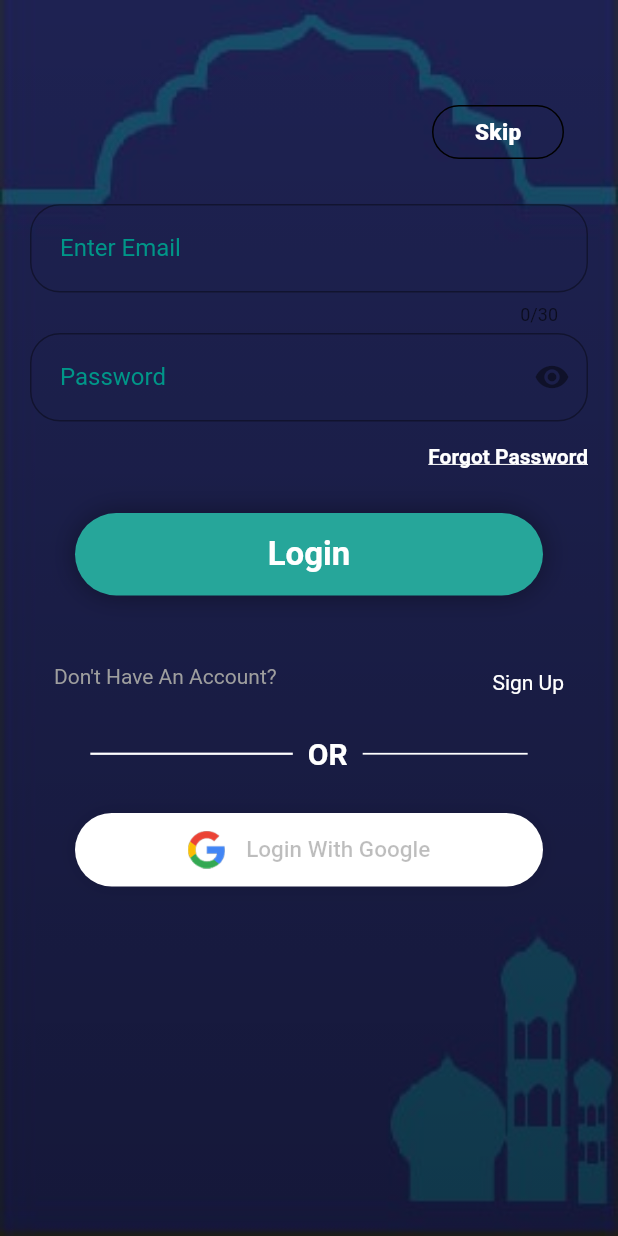
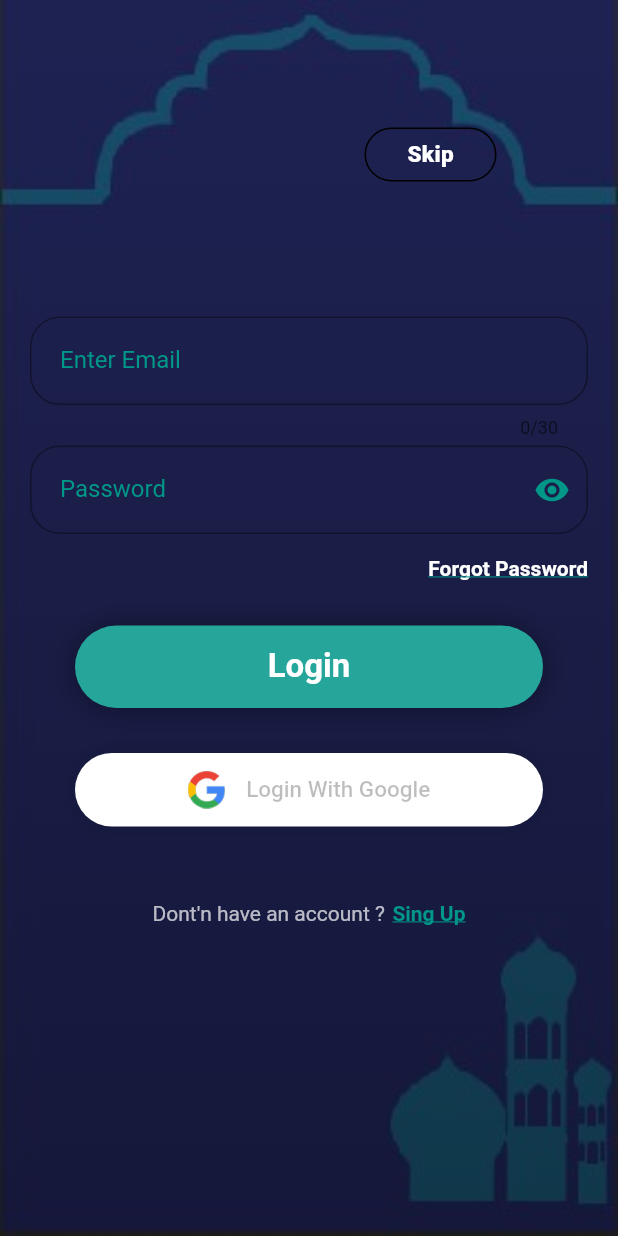
Before and after one commit to abdullahehab/quran-cognitive-search-engine, a Flutter app: the screen it shows after launch, on a phone screen of 412 x 824 dp. Run offline on Flutter 3.47's test engine with Material 2 defaults, Android fonts, the phone set to English and light mode, and no system bars; our stand-ins replace cached_network_image, cloud_firestore, firebase_auth, google_sign_in, shared_preferences, toast; accounts and stored records are empty; Roboto replaces fonts that are missing (Montserrat, Sans, UbuntuBold).

Commit message:
login page edit gehad

```diff
--- a/lib/UI/Login_SignUp/loginpage.dart
+++ b/lib/UI/Login_SignUp/loginpage.dart
@@ -109,9 +109,9 @@ class _logInPageState extends State<logInPage> with SingleTickerProviderStateMix
   final GlobalKey<ScaffoldState> _scafoldKey = GlobalKey<ScaffoldState>();
   TextEditingController emailController = new TextEditingController();
 
+// Comment by Gehad Abdelaziz 18/4/2019
 
-
-  final separator = Center(
+/*  final separator = Center(
     child: Padding(
       padding: const EdgeInsets.all(8.0),
       child: Row(
@@ -144,7 +144,7 @@ class _logInPageState extends State<logInPage> with SingleTickerProviderStateMix
         ],
       ),
     ),
-  );
+  );*/
 
   @override
   Widget build(BuildContext context) {
@@ -175,7 +175,7 @@ class _logInPageState extends State<logInPage> with SingleTickerProviderStateMix
                         begin: FractionalOffset.topCenter,
                         end: FractionalOffset.bottomCenter,
                       )),
-                  child: SafeArea(
+                  child: SingleChildScrollView(
                     child: Stack(
                       //alignment: AlignmentDirectional.bottomCenter,
                       children: <Widget>[
@@ -201,7 +201,10 @@ class _logInPageState extends State<logInPage> with SingleTickerProviderStateMix
                                         * shape: OutlineInputBorder(
                                                     borderRadius: BorderRadius.all(Radius.circular(20.0),)),*/
                                             children: <Widget>[
-                                              ListTile(
+                                              SizedBox(height: 15.0,),
+                                              Padding(
+                                                padding: const EdgeInsets.only(right: 45.0),
+                                                child: ListTile(
                                                     trailing: OutlineButton(
                                                         child: Text(
                                                           "Skip",
@@ -231,8 +234,9 @@ class _logInPageState extends State<logInPage> with SingleTickerProviderStateMix
                                                                       context) =>
                                                                       AllQuran()));
                                                         })),
+                                              ),
                                               SizedBox(
-                                                height: 20.0,
+                                                height: 80.0,
                                               ),
                                               new TextField(
                                                 style: TextStyle(
@@ -252,7 +256,8 @@ class _logInPageState extends State<logInPage> with SingleTickerProviderStateMix
                                                     border: OutlineInputBorder(
                                                       borderRadius:
                                                       BorderRadius.circular(20.0),
-                                                    )),
+                                                    ),
+                                                ),
                                                 keyboardType:
                                                 TextInputType.emailAddress,
                                               ),
@@ -273,7 +278,7 @@ class _logInPageState extends State<logInPage> with SingleTickerProviderStateMix
                                                       icon: Icon(
                                                           _secureText ? Icons
                                                               .visibility : Icons
-                                                              .visibility_off),
+                                                              .visibility_off , color: Colors.teal,),
                                                     ),
                                                     labelStyle:
                                                     TextStyle(color: Colors.teal),
@@ -299,7 +304,7 @@ class _logInPageState extends State<logInPage> with SingleTickerProviderStateMix
                                                             .bold,
                                                         fontFamily: 'Montserrat',
                                                         decoration:
-                                                        TextDecoration.underline),
+                                                        TextDecoration.underline,decorationColor: Colors.teal,),
                                                   ),
                                                 ),
                                               ),
@@ -365,32 +370,14 @@ class _logInPageState extends State<logInPage> with SingleTickerProviderStateMix
                                                       )),
                                                 ),
                                               ),
-                                              ListTile(
-                                                leading:
-                                                Text("Don't Have An Account?",
-                                                    style: TextStyle(
-                                                      color: Colors.grey,
-                                                    )),
-                                                trailing: InkWell(
-                                                    child: Text(
-                                                      "Sign Up",
-                                                      style: TextStyle(
-                                                        color: Colors.white,
-                                                      ),
-                                                    ),
-                                                    onTap: () {
-                                                      Navigator.push(
-                                                          context,
-                                                          MaterialPageRoute(
-                                                              builder: (
-                                                                  context) =>
-                                                                  SinhUp()));
-                                                    }),
-                                              ),
-                                              separator,
+
+
+                                              //******* comment by gehad Abdelaziz 18/4/2019
+
+                                              /*separator,
                                               SizedBox(
                                                 height: 10.0,
-                                              ),
+                                              ),*/
                                               /*InkWell(
                                             child: buttonCustomFacebook(),
                                             onTap: () {
@@ -400,9 +387,6 @@ class _logInPageState extends State<logInPage> with SingleTickerProviderStateMix
                                               }
                                             },
                                           ),*/
-                                              SizedBox(
-                                                height: 10.0,
-                                              ),
                                               Transform(
                                                 transform: Matrix4.translationValues(muchDelayedAnimation.value * width,0.0,0.0),
                                                 child: InkWell(
@@ -422,6 +406,33 @@ class _logInPageState extends State<logInPage> with SingleTickerProviderStateMix
                                                     }
                                                   },
                                                 ),
+                                              ),
+                                              SizedBox(height: 50.0,),
+                                              Row(
+                                                mainAxisAlignment: MainAxisAlignment.center,
+                                                children: <Widget>[
+                                                  Text(
+                                                    'Dont\'n have an account ?',
+                                                    style: TextStyle(color: Colors.white70),
+                                                  ),
+                                                  SizedBox(width: 5.0),
+                                                  InkWell(
+                                                    onTap: () {
+                                                      //Navigator.of(context).pushNamed('/signup');
+                                                      Navigator.push(
+                                                        context,
+                                                        MaterialPageRoute(builder: (context) => SinhUp()),
+                                                      );
+                                                    },
+                                                    child: Text(
+                                                      'Sing Up',
+                                                      style: TextStyle(
+                                                          color: Colors.teal,
+                                                          fontWeight: FontWeight.bold,
+                                                          decoration: TextDecoration.underline),
+                                                    ),
+                                                  )
+                                                ],
                                               ),
                                             ],
                                           ),
--- a/lib/UI/Login_SignUp/signupgage.dart
+++ b/lib/UI/Login_SignUp/signupgage.dart
@@ -336,7 +336,8 @@ class _SinhUpState extends State<SinhUp> {
                                                             color: Colors.teal),
                                                         left: BorderSide(
                                                             color:
-                                                                Colors.teal))),
+                                                                Colors.teal))
+                                                ),
                                                 padding: EdgeInsets.only(
                                                     left: 20.0,
                                                     right: 30.0,
@@ -358,7 +359,7 @@ class _SinhUpState extends State<SinhUp> {
                                                     decoration: InputDecoration(
                                                         suffixIcon: IconButton(
                                                           onPressed: showHide,
-                                                          icon: Icon(_secureText ? Icons.visibility: Icons.visibility_off),
+                                                          icon: Icon(_secureText ? Icons.visibility: Icons.visibility_off , color: Colors.teal,),
                                                         ),
                                                         errorText: _validate
                                                             ? 'Password Can\'t Be Empty'
--- a/lib/main.dart
+++ b/lib/main.dart
@@ -9,5 +9,6 @@ import 'package:flutter_app/UI/SplashScreen.dart';
 void main() => runApp(MaterialApp(
   home: logInPage(),
   //home: AllQuran(),
-  debugShowCheckedModeBanner: true,
+  //home: EditProfile(),
+  debugShowCheckedModeBanner: false,
 ));
```
Lines whose indentation alone changed are shown as unchanged.
